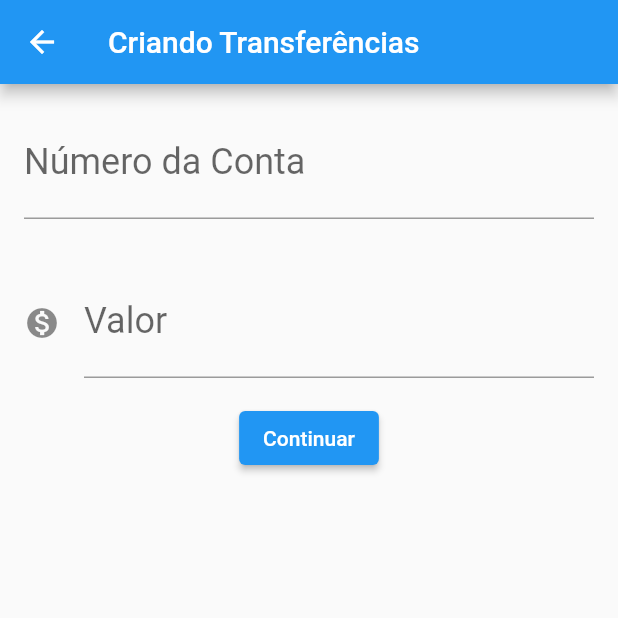
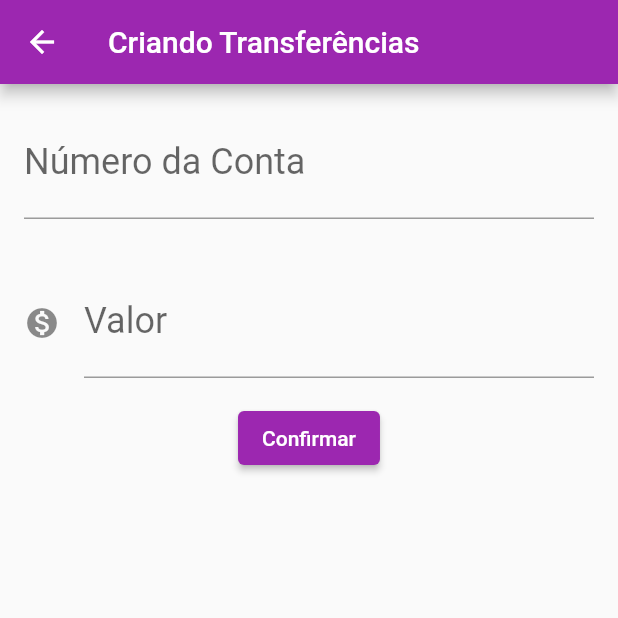
Before and after one commit to ThamyrisGT/alura-curso-fundamentos-flutter-projeto-basico, a Flutter app: the screen it shows after launch, after a tap on the "add" icon, on a phone screen of 412 x 824 dp, the top half of it. Run offline on Flutter 3.47's test engine with Material 2 defaults, Android fonts, the phone set to English and light mode, and no system bars.

```diff
--- /dev/null
+++ b/bytebank/lib/components/editor.dart
@@ -0,0 +1,33 @@
+import 'package:flutter/material.dart';
+
+class Editor extends StatelessWidget {
+  Editor(
+      {required this.controller,
+      required this.rotulo,
+      this.icone,
+      required this.hintText});
+
+  final TextEditingController controller;
+  final String rotulo;
+  final String hintText;
+  final IconData? icone;
+
+  @override
+  Widget build(BuildContext context) {
+    return Padding(
+      padding: const EdgeInsets.all(16.0),
+      child: TextField(
+        controller: controller,
+        style: TextStyle(
+          fontSize: 24,
+        ),
+        decoration: InputDecoration(
+          icon: icone != null ? Icon(icone) : null,
+          labelText: rotulo,
+          hintText: hintText,
+        ),
+        keyboardType: TextInputType.number,
+      ),
+    );
+  }
+}
--- /dev/null
+++ b/bytebank/lib/components/item_transferencia.dart
@@ -0,0 +1,23 @@
+import 'package:bytebank/models/transferencia.dart';
+import 'package:flutter/material.dart';
+
+class ItemTransferencia extends StatelessWidget {
+  final Transferencia _transferencia;
+
+  ItemTransferencia(this._transferencia);
+
+  @override
+  Widget build(BuildContext context) {
+    return Column(
+      children: [
+        Card(
+          child: ListTile(
+            leading: Icon(Icons.monetization_on),
+            title: Text(this._transferencia.valor.toString()),
+            subtitle: Text(this._transferencia.numeroConta.toString()),
+          ),
+        ),
+      ],
+    );
+  }
+}
--- a/bytebank/lib/main.dart
+++ b/bytebank/lib/main.dart
@@ -1,87 +1,8 @@
-import 'package:flutter/cupertino.dart';
 import 'package:flutter/material.dart';
+import 'screens/lista_transferencia.dart';
 
 void main() {
   runApp(BytebankApp());
-}
-
-class FormularioTransferencia extends StatelessWidget {
-  final TextEditingController _numeroDaContacontroller =
-      TextEditingController();
-  final TextEditingController _valorcontroller = TextEditingController();
-
-  @override
-  Widget build(BuildContext context) {
-    return Scaffold(
-      appBar: AppBar(
-        title: Text('Criando Transferências'),
-      ),
-      body: Column(
-        children: [
-          Editor(
-              controller: _numeroDaContacontroller,
-              rotulo: 'Número da Conta',
-              hintText: '000'),
-          Editor(
-              controller: _valorcontroller,
-              rotulo: 'Valor',
-              hintText: '0.00',
-              icone: Icons.monetization_on),
-          ElevatedButton(
-              onPressed: () => _criaTransferencia(context),
-              child: Text("Continuar"))
-        ],
-      ),
-    );
-  }
-
-  void _criaTransferencia(BuildContext context) {
-    final int? numeroConta = int.tryParse(_numeroDaContacontroller.text);
-    final double valor = double.parse(_valorcontroller.text);
-    if (numeroConta != null && valor != null) {
-      final transferenciaCriada = Transferencia(valor, numeroConta);
-      Navigator.pop(context, transferenciaCriada);
-
-      // debugPrint('$transferenciaCriada');
-      // Scaffold.of(context).showSnackBar(
-      //   SnackBar(
-      //     content: Text('$transferenciaCriada'),
-      //   ),
-      //);
-    }
-  }
-}
-
-class Editor extends StatelessWidget {
-  Editor(
-      {required this.controller,
-      required this.rotulo,
-      this.icone,
-      required this.hintText});
-
-  final TextEditingController controller;
-  final String rotulo;
-  final String hintText;
-  final IconData? icone;
-
-  @override
-  Widget build(BuildContext context) {
-    return Padding(
-      padding: const EdgeInsets.all(16.0),
-      child: TextField(
-        controller: controller,
-        style: TextStyle(
-          fontSize: 24,
-        ),
-        decoration: InputDecoration(
-          icon: icone != null ? Icon(icone) : null,
-          labelText: rotulo,
-          hintText: hintText,
-        ),
-        keyboardType: TextInputType.number,
-      ),
-    );
-  }
 }
 
 class BytebankApp extends StatelessWidget {
@@ -90,73 +11,20 @@ class BytebankApp extends StatelessWidget {
   @override
   Widget build(BuildContext context) {
     return MaterialApp(
-      home: Scaffold(
-        body: ListaTransferencia(),
+      theme: ThemeData(
+        colorScheme: ColorScheme.fromSwatch(
+          primarySwatch: Colors.purple,
+        ).copyWith(
+          secondary: Colors.blueAccent[700],
+        ),
+        appBarTheme: AppBarTheme(backgroundColor: Colors.purple),
+        floatingActionButtonTheme:
+            FloatingActionButtonThemeData(backgroundColor: Colors.purple),
+        buttonTheme: ButtonThemeData(
+            buttonColor: Colors.blueAccent[700],
+            textTheme: ButtonTextTheme.primary),
       ),
+      home: ListaTransferencia(),
     );
   }
 }
-
-class ListaTransferencia extends StatelessWidget {
-  final List<Transferencia> _listaTranferencia = [];
-
-  @override
-  Widget build(BuildContext context) {
-    return Scaffold(
-      appBar: AppBar(title: Text("Transferências")),
-      floatingActionButton: FloatingActionButton(
-        onPressed: () {
-          final Future<Transferencia?> future =
-              Navigator.push(context, MaterialPageRoute(builder: (context) {
-            return FormularioTransferencia();
-          }));
-          future.then((value) {
-            if (value != null) {
-              _listaTranferencia.add(value);
-            }
-          });
-        },
-        child: Icon(Icons.add),
-      ),
-      body: ListView.builder(
-        itemBuilder: (context, index) {
-          final transferencia = _listaTranferencia[index];
-          return ItemTransferencia(transferencia);
-        },
-        itemCount: _listaTranferencia.length,
-      ),
-    );
-  }
-}
-
-class ItemTransferencia extends StatelessWidget {
-  final Transferencia _transferencia;
-
-  ItemTransferencia(this._transferencia);
-
-  @override
-  Widget build(BuildContext context) {
-    return Column(
-      children: [
-        Card(
-            child: ListTile(
-          leading: Icon(Icons.monetization_on),
-          title: Text(this._transferencia.valor.toString()),
-          subtitle: Text(this._transferencia.numeroConta.toString()),
-        )),
-      ],
-    );
-  }
-}
-
-class Transferencia {
-  final double valor;
-  final int numeroConta;
-
-  Transferencia(this.valor, this.numeroConta);
-
-  @override
-  String toString() {
-    return 'Transferencia{valor: $valor, numeroConta: $numeroConta}';
-  }
-}
--- /dev/null
+++ b/bytebank/lib/models/transferencia.dart
@@ -0,0 +1,11 @@
+class Transferencia {
+  final double valor;
+  final int numeroConta;
+
+  Transferencia(this.valor, this.numeroConta);
+
+  @override
+  String toString() {
+    return 'Transferencia{valor: $valor, numeroConta: $numeroConta}';
+  }
+}
--- /dev/null
+++ b/bytebank/lib/screens/formulario_transferencia.dart
@@ -0,0 +1,66 @@
+import 'package:bytebank/components/editor.dart';
+import 'package:bytebank/models/transferencia.dart';
+import 'package:flutter/material.dart';
+
+const _tituloAppbar = 'Criando Transferências';
+const _rotuloConta = 'Número da Conta';
+const _hintConta = '000';
+const _rotuloValor = 'Valor';
+const _hintValor = '0.00';
+const _textoConfirmar = 'Confirmar';
+
+class FormularioTransferencia extends StatefulWidget {
+  final TextEditingController _numeroDaContacontroller =
+      TextEditingController();
+
+  final TextEditingController _valorcontroller = TextEditingController();
+
+  @override
+  _FormularioTransferenciaState createState() =>
+      _FormularioTransferenciaState();
+}
+
+class _FormularioTransferenciaState extends State<FormularioTransferencia> {
+  @override
+  Widget build(BuildContext context) {
+    return Scaffold(
+      appBar: AppBar(
+        title: Text(_tituloAppbar),
+      ),
+      body: SingleChildScrollView(
+        child: Column(
+          children: [
+            Editor(
+                controller: widget._numeroDaContacontroller,
+                rotulo: _rotuloConta,
+                hintText: _hintConta),
+            Editor(
+                controller: widget._valorcontroller,
+                rotulo: _rotuloValor,
+                hintText: _hintValor,
+                icone: Icons.monetization_on),
+            ElevatedButton(
+                onPressed: () => _criaTransferencia(context),
+                child: Text(_textoConfirmar))
+          ],
+        ),
+      ),
+    );
+  }
+
+  void _criaTransferencia(BuildContext context) {
+    final int? numeroConta = int.tryParse(widget._numeroDaContacontroller.text);
+    final double valor = double.parse(widget._valorcontroller.text);
+    if (numeroConta != null && valor != null) {
+      final transferenciaCriada = Transferencia(valor, numeroConta);
+      Navigator.pop(context, transferenciaCriada);
+
+      // debugPrint('$transferenciaCriada');
+      // Scaffold.of(context).showSnackBar(
+      //   SnackBar(
+      //     content: Text('$transferenciaCriada'),
+      //   ),
+      //);
+    }
+  }
+}
--- /dev/null
+++ b/bytebank/lib/screens/lista_transferencia.dart
@@ -0,0 +1,45 @@
+import 'package:bytebank/components/item_transferencia.dart';
+import 'package:bytebank/models/transferencia.dart';
+import 'package:flutter/material.dart';
+import 'formulario_transferencia.dart';
+
+const _tituloAppBar = 'Transferências';
+
+class ListaTransferencia extends StatefulWidget {
+  final List<Transferencia> _listaTranferencia = [];
+
+  @override
+  _ListaTransferenciaState createState() => _ListaTransferenciaState();
+}
+
+class _ListaTransferenciaState extends State<ListaTransferencia> {
+  @override
+  Widget build(BuildContext context) {
+    return Scaffold(
+      appBar: AppBar(title: Text(_tituloAppBar)),
+      floatingActionButton: FloatingActionButton(
+        onPressed: () {
+          Navigator.push(context, MaterialPageRoute(builder: (context) {
+            return FormularioTransferencia();
+          })).then((value) => _atualiza(value));
+        },
+        child: Icon(Icons.add),
+      ),
+      body: ListView.builder(
+        itemBuilder: (context, index) {
+          final transferencia = widget._listaTranferencia[index];
+          return ItemTransferencia(transferencia);
+        },
+        itemCount: widget._listaTranferencia.length,
+      ),
+    );
+  }
+
+  void _atualiza(Transferencia? value) {
+    if (value != null) {
+      setState(() {
+        widget._listaTranferencia.add(value);
+      });
+    }
+  }
+}
```
Also changed, not shown: 1 other file.
